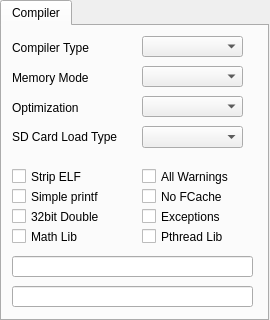
Old version of the form propside/project.ui in the repository parallaxinc/SimpleIDE.
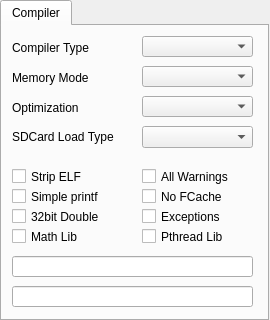
New version of the form.

Commit message: wider project option combo boxes. default to editor

```diff
--- a/propside/project.ui
+++ b/propside/project.ui
@@ -40,7 +40,7 @@
       <rect>
        <x>10</x>
        <y>41</y>
-       <width>111</width>
+       <width>131</width>
        <height>21</height>
       </rect>
      </property>
@@ -53,7 +53,7 @@
       <rect>
        <x>140</x>
        <y>40</y>
-       <width>101</width>
+       <width>111</width>
        <height>21</height>
       </rect>
      </property>
@@ -66,7 +66,7 @@
       <rect>
        <x>10</x>
        <y>71</y>
-       <width>111</width>
+       <width>131</width>
        <height>21</height>
       </rect>
      </property>
@@ -79,7 +79,7 @@
       <rect>
        <x>140</x>
        <y>70</y>
-       <width>101</width>
+       <width>111</width>
        <height>21</height>
       </rect>
      </property>
@@ -92,7 +92,7 @@
       <rect>
        <x>10</x>
        <y>11</y>
-       <width>111</width>
+       <width>131</width>
        <height>21</height>
       </rect>
      </property>
@@ -105,7 +105,7 @@
       <rect>
        <x>140</x>
        <y>10</y>
-       <width>101</width>
+       <width>111</width>
        <height>21</height>
       </rect>
      </property>
@@ -272,7 +272,7 @@
       <rect>
        <x>140</x>
        <y>100</y>
-       <width>101</width>
+       <width>111</width>
        <height>22</height>
       </rect>
      </property>
@@ -285,12 +285,12 @@
       <rect>
        <x>10</x>
        <y>100</y>
-       <width>111</width>
+       <width>131</width>
        <height>21</height>
       </rect>
      </property>
      <property name="text">
-      <string>SD Card Load Type</string>
+      <string>SDCard Load Type</string>
      </property>
     </widget>
    </widget>
```
The commit also changes 1 other file.
